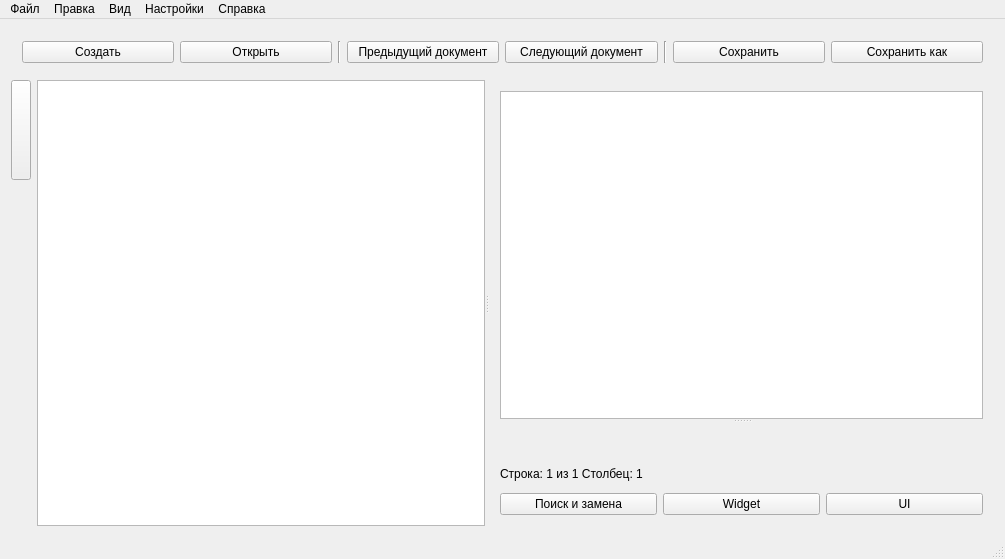
The window that septembereditor.ui (kissofblood/September) describes before a commit, drawn with Qt 5.
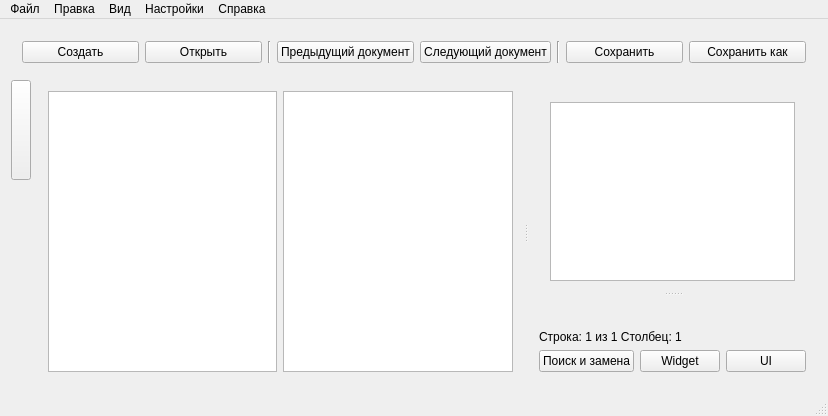
The same window after the commit. Custom widgets are drawn as their Qt base class.

Commit message: Добавил список открытых файлов и привязал к CoreEditor

Patch:
```diff
--- a/septembereditor.ui
+++ b/septembereditor.ui
@@ -6,8 +6,8 @@
    <rect>
     <x>0</x>
     <y>0</y>
-    <width>1005</width>
-    <height>559</height>
+    <width>828</width>
+    <height>416</height>
    </rect>
   </property>
   <property name="windowTitle">
@@ -156,10 +156,22 @@
       <property name="orientation">
        <enum>Qt::Horizontal</enum>
       </property>
-      <widget class="QListWidget" name="listDocument">
-       <property name="enabled">
-        <bool>true</bool>
-       </property>
+      <widget class="QWidget" name="">
+       <layout class="QHBoxLayout" name="horizontalLayout_4">
+        <item>
+         <widget class="ListFileView" name="fileListView">
+          <property name="minimumSize">
+           <size>
+            <width>0</width>
+            <height>0</height>
+           </size>
+          </property>
+         </widget>
+        </item>
+        <item>
+         <widget class="TreeFileView" name="fileTreeView"/>
+        </item>
+       </layout>
       </widget>
       <widget class="QWidget" name="">
        <layout class="QVBoxLayout" name="verticalLayout_2">
@@ -168,8 +180,14 @@
           <property name="orientation">
            <enum>Qt::Vertical</enum>
           </property>
-          <widget class="CoreEditor" name="plainTextEdit"/>
-          <widget class="QWidget" name="layoutWidget">
+          <widget class="QWidget" name="horizontalLayoutWidget">
+           <layout class="QHBoxLayout" name="horizontalLayout_8">
+            <item>
+             <widget class="CoreEditor" name="plainTextEdit"/>
+            </item>
+           </layout>
+          </widget>
+          <widget class="QWidget" name="">
            <layout class="QHBoxLayout" name="horizontalLayout_2">
             <item>
              <widget class="WidgetStyle" name="widgetCreateWidget" native="true"/>
@@ -181,13 +199,6 @@
           </widget>
          </widget>
         </item>
-        <item>
-         <widget class="QLabel" name="lblStatusBar">
-          <property name="text">
-           <string>Строка: 1 из 1 Столбец: 1</string>
-          </property>
-         </widget>
-        </item>
         <item>
          <widget class="SearchAndReplace" name="widgetSearchAndReplace" native="true">
           <property name="minimumSize">
@@ -202,7 +213,13 @@
             <height>16777215</height>
            </size>
           </property>
-          <zorder>splitterEdit</zorder>
+         </widget>
+        </item>
+        <item>
+         <widget class="QLabel" name="lblStatusBar">
+          <property name="text">
+           <string>Строка: 1 из 1 Столбец: 1</string>
+          </property>
          </widget>
         </item>
         <item>
@@ -241,7 +258,7 @@
     <rect>
      <x>0</x>
      <y>0</y>
-     <width>1005</width>
+     <width>828</width>
      <height>23</height>
     </rect>
    </property>
@@ -524,6 +541,16 @@
    <header>assistant/splitter.h</header>
    <container>1</container>
   </customwidget>
+  <customwidget>
+   <class>ListFileView</class>
+   <extends>QListView</extends>
+   <header>assistant/fileView/listfileview.h</header>
+  </customwidget>
+  <customwidget>
+   <class>TreeFileView</class>
+   <extends>QTreeView</extends>
+   <header>assistant/fileView/treefileview.h</header>
+  </customwidget>
  </customwidgets>
  <resources/>
  <connections/>
```
Left out of the diff: 8 changed lines with no effect on the pictures. The commit also changes 18 other files.
